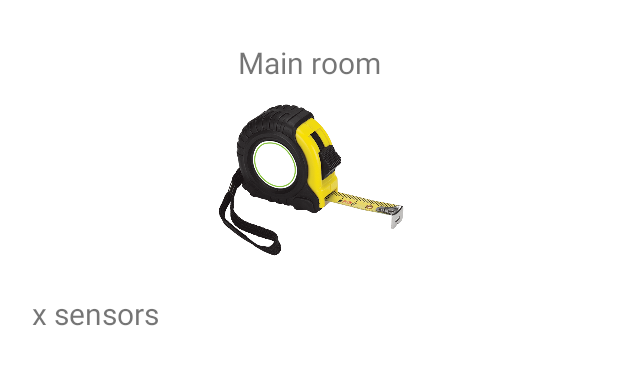
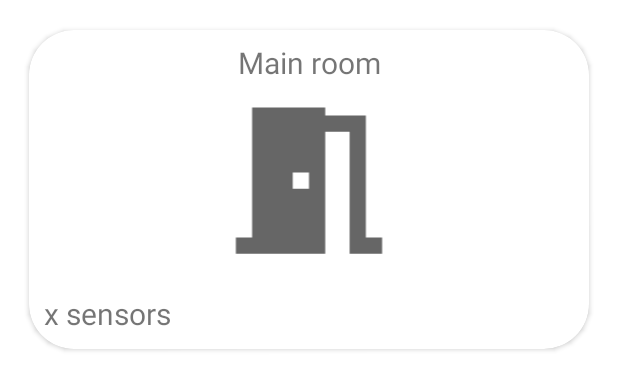
Before and after one commit to SEP4X-S22/Android, an Android app: the layout room_item.xml on its own in the app's theme, with its tools: preview values and no code run, on a phone screen of 412 x 824 dp. Shown: the top 390 px of the screen. Run offline under Robolectric (Android 15) with nearby library versions, the phone set to English and light mode, and no system bars.

Commit message:
updated room item

```diff
--- a/app/src/main/java/com/example/apharma/ui/home/HomeFragment.java
+++ b/app/src/main/java/com/example/apharma/ui/home/HomeFragment.java
@@ -73,7 +73,7 @@ public class HomeFragment extends Fragment {
 
     private void ConfigureRecyclerView() {
 
-        roomAdapter = new RoomAdapter();
+        roomAdapter = new RoomAdapter(getContext());
         roomList.setAdapter(roomAdapter);
 
         GridLayoutManager gridLayoutManager = new GridLayoutManager(this.getContext(), 2);
--- /dev/null
+++ b/app/src/main/res/drawable/ic_room.xml
@@ -0,0 +1,5 @@
+<vector android:height="60dp" android:tint="?attr/colorControlNormal"
+    android:viewportHeight="24" android:viewportWidth="24"
+    android:width="60dp" xmlns:android="http://schemas.android.com/apk/res/android">
+    <path android:fillColor="@android:color/white" android:pathData="M14,6v15L3,21v-2h2L5,3h9v1h5v15h2v2h-4L17,6h-3zM10,11v2h2v-2h-2z"/>
+</vector>
--- a/app/src/main/res/layout/room_item.xml
+++ b/app/src/main/res/layout/room_item.xml
@@ -5,8 +5,8 @@
     android:layout_height="wrap_content">
 
     <androidx.cardview.widget.CardView
-        android:layout_width="wrap_content"
-        android:layout_height="wrap_content"
+        android:layout_width="match_parent"
+        android:layout_height="match_parent"
         android:layout_margin="8dp"
         android:background="@drawable/gradient"
         app:cardCornerRadius="30dp"
@@ -37,7 +37,7 @@
                 android:id="@+id/room_image"
                 android:layout_width="match_parent"
                 android:layout_height="130dp"
-                android:src="@drawable/measuring_tool_for_the_time_being" />
+                android:src="@drawable/ic_room" />
 
             <TextView
                 android:id="@+id/room_sensors"
```
Also changed, not shown: app/src/main/java/com/example/apharma/adapters/RoomAdapter.java (+12 -8 lines).
